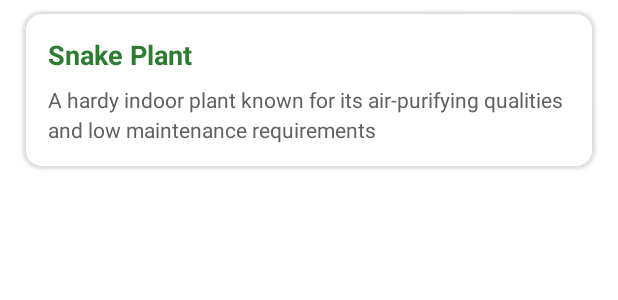
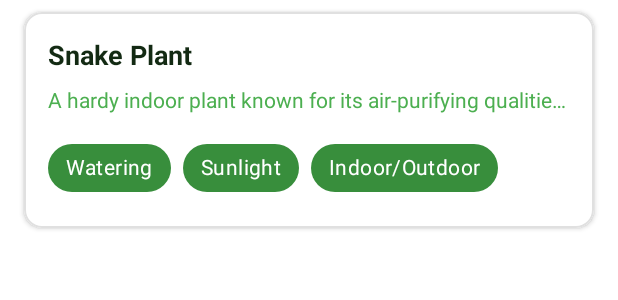
Before and after one commit to thedarshannn/SmartHomeGardenSys, an Android app: the layout plant_rv_layout.xml on its own in the app's theme, with its tools: preview values and no code run, on a phone screen of 412 x 824 dp. Shown: the top 300 px of the screen. Run offline under Robolectric (Android 15) with nearby library versions, the phone set to English and light mode, and no system bars.

Commit message:
Update the plant-item recyclerview layout.

```diff
--- a/SmartHomeGarden/src/main/res/layout/plant_rv_layout.xml
+++ b/SmartHomeGarden/src/main/res/layout/plant_rv_layout.xml
@@ -17,35 +17,68 @@
         android:layout_height="wrap_content"
         android:padding="16dp">
 
-        <!-- Plant Name -->
         <TextView
             android:id="@+id/plantNameTV"
             android:layout_width="0dp"
             android:layout_height="wrap_content"
-            android:textColor="#2E7D32"
+            android:textColor="@color/green"
             android:textSize="18sp"
             android:textStyle="bold"
-            android:maxLines="1"
+            android:maxLines="2"
             android:ellipsize="end"
             app:layout_constraintStart_toStartOf="parent"
             app:layout_constraintTop_toTopOf="parent"
             tools:text="Snake Plant"/>
 
-        <!-- Plant Description -->
         <TextView
             android:id="@+id/plantDescriptionTV"
             android:layout_width="0dp"
             android:layout_height="wrap_content"
             android:layout_marginTop="8dp"
-            android:textColor="#616161"
+            android:textColor="@color/green_500"
             android:textSize="14sp"
-            android:maxLines="2"
+            android:maxLines="1"
             android:ellipsize="end"
             android:lineSpacingExtra="4dp"
             app:layout_constraintStart_toStartOf="parent"
             app:layout_constraintTop_toBottomOf="@id/plantNameTV"
             tools:text="A hardy indoor plant known for its air-purifying qualities and low maintenance requirements"/>
 
+        <com.google.android.material.chip.ChipGroup
+            android:id="@+id/sensorChipGroup"
+            android:layout_width="wrap_content"
+            android:layout_height="wrap_content"
+            android:layout_marginTop="12dp"
+            app:layout_constraintStart_toStartOf="parent"
+            app:layout_constraintTop_toBottomOf="@id/plantDescriptionTV">
+
+            <com.google.android.material.chip.Chip
+                android:id="@+id/wateringChip"
+                style="@style/Widget.MaterialComponents.Chip.Action"
+                android:layout_width="wrap_content"
+                android:layout_height="wrap_content"
+                android:text="@string/watering"
+                android:textColor="@color/white"
+                app:chipBackgroundColor="@color/green_700"/>
+
+            <com.google.android.material.chip.Chip
+                android:id="@+id/sunlightChip"
+                style="@style/Widget.MaterialComponents.Chip.Action"
+                android:layout_width="wrap_content"
+                android:layout_height="wrap_content"
+                android:text="@string/sunlight_chip"
+                android:textColor="@color/white"
+                app:chipBackgroundColor="@color/green_700"/>
+
+            <com.google.android.material.chip.Chip
+                android:id="@+id/indoorOutdoorChip"
+                style="@style/Widget.MaterialComponents.Chip.Action"
+                android:layout_width="wrap_content"
+                android:layout_height="wrap_content"
+                android:text="@string/indoor_outdoor"
+                android:textColor="@color/white"
+                app:chipBackgroundColor="@color/green_700"/>
+        </com.google.android.material.chip.ChipGroup>
 
     </androidx.constraintlayout.widget.ConstraintLayout>
 </com.google.android.material.card.MaterialCardView>
--- a/SmartHomeGarden/src/main/res/values/strings.xml
+++ b/SmartHomeGarden/src/main/res/values/strings.xml
@@ -144,6 +144,9 @@ Members:
     <string name="profile_saved">Profile saved</string>
     <string name="photos">Photos</string>
     <string name="plants">Plants</string>
+    <string name="watering">Watering</string>
+    <string name="indoor_outdoor">Indoor/Outdoor</string>
+    <string name="sunlight_chip">Sunlight</string>
 
 
 </resources>
```
